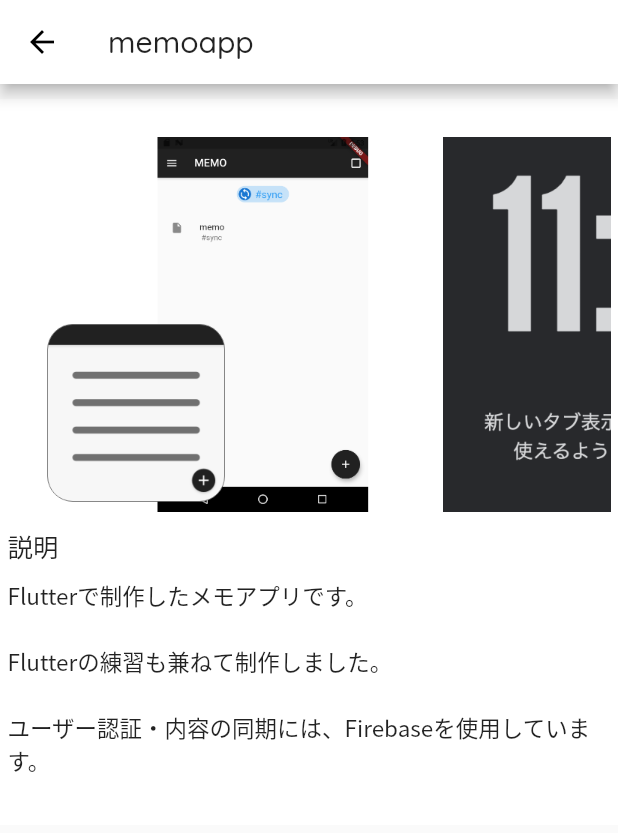
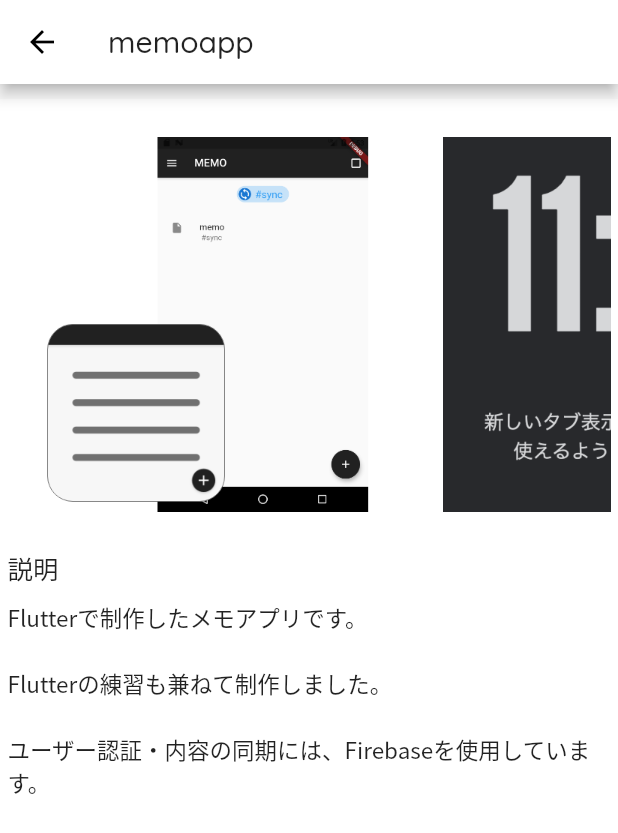
Before and after one commit to 7wataaa/_old_portfolio, a Flutter app: the MemoappPage screen opened directly with empty values, on a phone screen of 412 x 824 dp. Shown: the top 833 px of the screen. Run offline on Flutter 3.47's test engine with Material 2 defaults, Android fonts, the phone set to English and light mode, and no system bars; our stand-ins replace carousel_slider, flutter_hooks, google_fonts, hooks_riverpod.

Commit message:
style: 詳細ページの画像一覧のmarginを変更

```diff
--- a/lib/widgets/custom_carousel.dart
+++ b/lib/widgets/custom_carousel.dart
@@ -109,7 +109,7 @@
   @override
   Widget build(BuildContext context) {
     return Container(
-      margin: const EdgeInsets.fromLTRB(0, 25, 0, 10),
+      margin: const EdgeInsets.fromLTRB(0, 25, 0, 25),
       height: 250,
       child: SingleChildScrollView(
         scrollDirection: Axis.horizontal,
```
